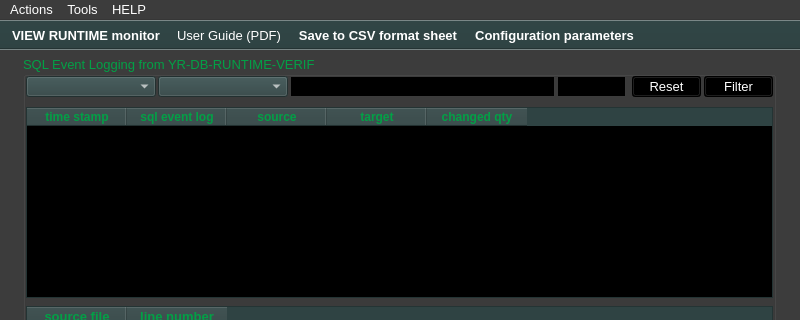
The window that ui/yr-db-runtime-verif-main-window.ui (yerothd/yr-db-runtime-verif) describes before a commit, drawn with Qt 5; both pictures show x 0 to 800 and y 0 to 320 of the 800 by 600 pixel window.
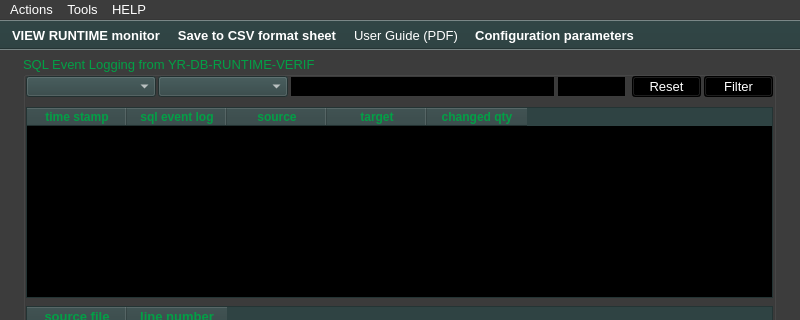
The same window after the commit. Icons and pictures are not drawn. Custom widgets are drawn as their Qt base class.

What changed in the file:
```diff
--- a/ui/yr-db-runtime-verif-main-window.ui
+++ b/ui/yr-db-runtime-verif-main-window.ui
@@ -10423,8 +10423,8 @@
     <bool>false</bool>
    </attribute>
    <addaction name="actionVIEW_RUNTIME_monitor"/>
-   <addaction name="actionUserGuide_PDF"/>
    <addaction name="action_save_to_csv_format_sheet"/>
+   <addaction name="actionUserGuide_PDF"/>
    <addaction name="actionCONFIGURATION_panel_window"/>
   </widget>
   <action name="actionAbout">
```
